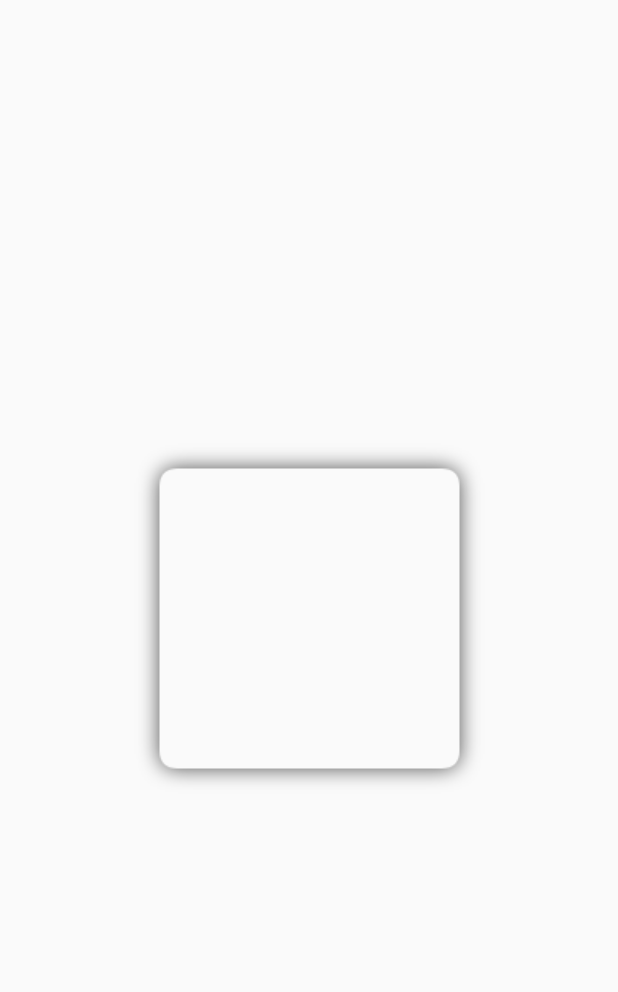
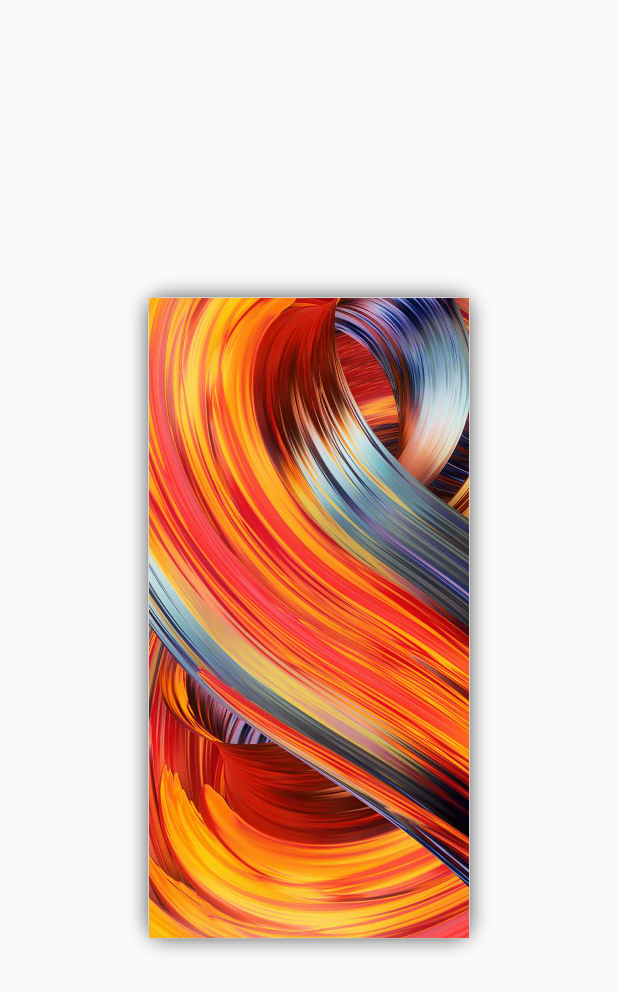
Before and after one commit to Crazy-MT/ShadowRoundImageView, an Android app: the layout activity_main.xml on its own in the app's theme, with its tools: preview values and no code run, on a phone screen of 412 x 824 dp. Shown: the top 992 px of the screen. Run offline under Robolectric (Android 15) with nearby library versions, the phone set to English and light mode, and no system bars.

Commit message:
demo 图片

```diff
--- a/app/src/main/res/layout/activity_main.xml
+++ b/app/src/main/res/layout/activity_main.xml
@@ -11,6 +11,7 @@
         android:id="@+id/id_img"
         android:layout_width="wrap_content"
         android:layout_height="wrap_content"
+        android:src="@mipmap/mix"
         android:background="@drawable/shadow"
         app:layout_constraintBottom_toBottomOf="parent"
         app:layout_constraintLeft_toLeftOf="parent"
```
Also changed, not shown: 2 other files.
